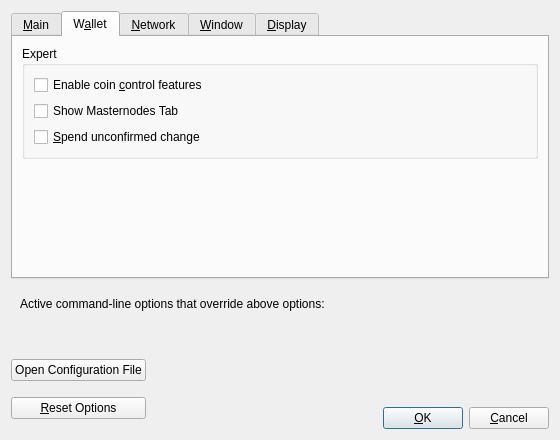
First picture: the form in src/qt/forms/optionsdialog.ui, repository barrystyle/SUQA-0.17.1, before the edit.
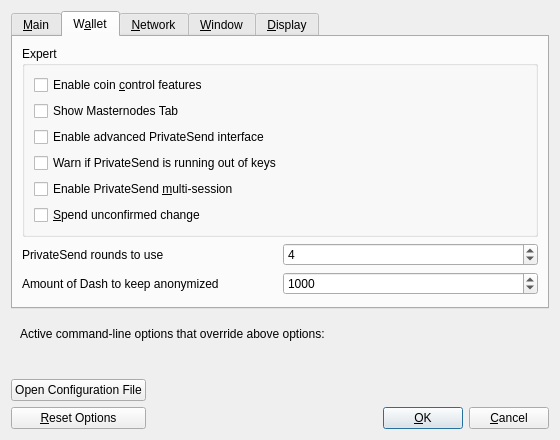
Second picture: the form after the edit. The open tabs and pages were chosen to show the change. Custom widgets are drawn as their Qt base class.

```diff
--- a/src/qt/forms/optionsdialog.ui
+++ b/src/qt/forms/optionsdialog.ui
@@ -227,7 +227,36 @@
             </property>
            </widget>
           </item>
-          <!--      -->
+          <item>
+           <widget class="QCheckBox" name="showAdvancedPSUI">
+            <property name="toolTip">
+             <string>Show additional information and buttons for PrivateSend on overview screen.</string>
+            </property>
+            <property name="text">
+             <string>Enable advanced PrivateSend interface</string>
+            </property>
+           </widget>
+          </item>
+          <item>
+           <widget class="QCheckBox" name="lowKeysWarning">
+            <property name="toolTip">
+             <string>Show warning dialog when PrivateSend detects that wallet has very low number of keys left.</string>
+            </property>
+            <property name="text">
+             <string>Warn if PrivateSend is running out of keys</string>
+            </property>
+           </widget>
+          </item>
+          <item>
+           <widget class="QCheckBox" name="privateSendMultiSession">
+            <property name="toolTip">
+             <string>Whether to use experimental PrivateSend mode with multiple mixing sessions per block.&lt;br/&gt;Note: You must use this feature carefully.&lt;br/&gt;Make sure you always have recent wallet (auto)backup in a safe place!</string>
+            </property>
+            <property name="text">
+             <string>Enable PrivateSend &amp;multi-session</string>
+            </property>
+           </widget>
+          </item>
           <item>
            <widget class="QCheckBox" name="spendZeroConfChange">
             <property name="toolTip">
@@ -241,6 +270,75 @@
          </layout>
         </widget>
        </item>
+       <item>
+        <layout class="QHBoxLayout" name="horizontalLayout_4_Wallet">
+         <item>
+          <widget class="QLabel" name="label">
+           <property name="toolTip">
+            <string>This setting determines the amount of individual masternodes that an input will be anonymized through.&lt;br/&gt;More rounds of anonymization gives a higher degree of privacy, but also costs more in fees.</string>
+           </property>
+           <property name="text">
+            <string>PrivateSend rounds to use</string>
+           </property>
+          </widget>
+         </item>
+         <item>
+          <widget class="QSpinBox" name="privateSendRounds">
+           <property name="minimum">
+            <number>2</number>
+           </property>
+           <property name="maximum">
+            <number>8</number>
+           </property>
+           <property name="value">
+            <number>4</number>
+           </property>
+          </widget>
+         </item>
+        </layout>
+       </item>
+       <item>
+        <layout class="QHBoxLayout" name="horizontalLayout">
+         <item>
+          <widget class="QLabel" name="label_2">
+           <property name="toolTip">
+            <string>This amount acts as a threshold to turn off PrivateSend once it's reached.</string>
+           </property>
+           <property name="statusTip">
+            <string notr="true"/>
+           </property>
+           <property name="whatsThis">
+            <string notr="true"/>
+           </property>
+           <property name="accessibleName">
+            <string notr="true"/>
+           </property>
+           <property name="accessibleDescription">
+            <string notr="true"/>
+           </property>
+           <property name="text">
+            <string>Amount of Dash to keep anonymized</string>
+           </property>
+          </widget>
+         </item>
+         <item>
+          <widget class="QSpinBox" name="privateSendAmount">
+           <property name="minimum">
+            <number>2</number>
+           </property>
+           <property name="maximum">
+            <number>2000</number>
+           </property>
+           <property name="singleStep">
+            <number>10</number>
+           </property>
+           <property name="value">
+            <number>1000</number>
+           </property>
+          </widget>
+         </item>
+        </layout>
+       </item>
        <item>
         <spacer name="verticalSpacer_Wallet">
          <property name="orientation">
```
